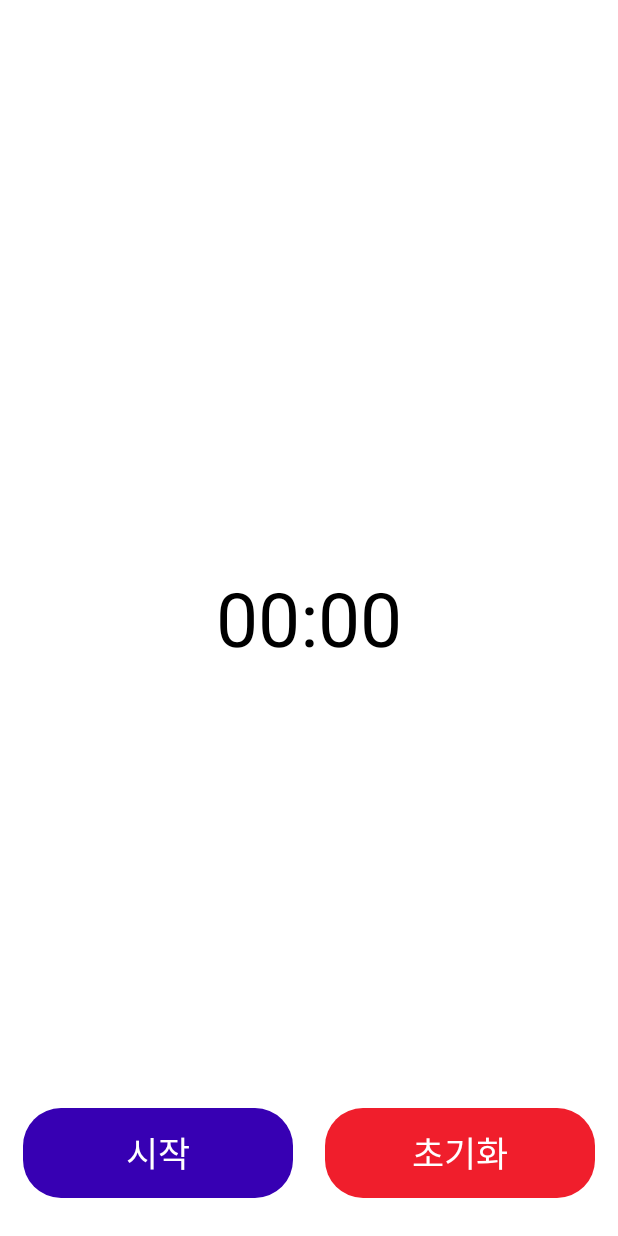
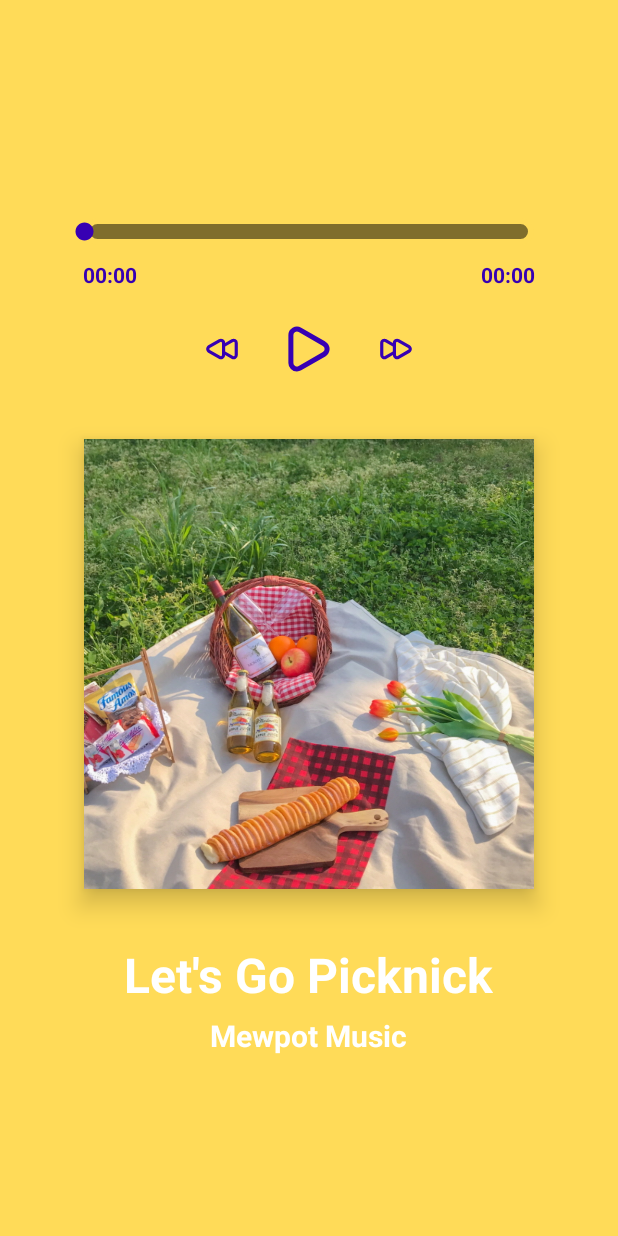
Before and after one commit to SeungWoo-Ahn/Umc_Android, an Android app: the screen it shows after launch (TimerActivity before the commit, MusicPlayerActivity after it), on a phone screen of 412 x 824 dp. Run offline under Robolectric (Android 15) with nearby library versions, the phone set to English and light mode, and no system bars.

Commit message:
week7 chal

```diff
--- /dev/null
+++ b/app/src/main/java/com/example/umc_week4/week7/MusicPlayerActivity.kt
@@ -0,0 +1,122 @@
+package com.example.umc_week4.week7
+
+import android.media.MediaPlayer
+import androidx.appcompat.app.AppCompatActivity
+import android.os.Bundle
+import android.os.Handler
+import android.view.View
+import android.widget.SeekBar
+import android.widget.TextView
+import android.widget.Toast
+import com.example.umc_week4.R
+import com.example.umc_week4.databinding.ActivityMusicPlayerBinding
+
+class MusicPlayerActivity : AppCompatActivity(), View.OnClickListener{
+
+    private lateinit var binding: ActivityMusicPlayerBinding
+    private lateinit var mediaPlayer: MediaPlayer
+    private lateinit var runnable: Runnable
+    private var handler: Handler = Handler()
+    var isPause:Boolean = false
+
+    override fun onCreate(savedInstanceState: Bundle?) {
+        super.onCreate(savedInstanceState)
+        binding = ActivityMusicPlayerBinding.inflate(layoutInflater)
+        setContentView(binding.root)
+        binding.play.setOnClickListener(this)
+        binding.pause.setOnClickListener(this)
+        setSeekBar()
+    }
+
+    private fun setSeekBar() {
+        binding.seekBar.setOnSeekBarChangeListener(object : SeekBar.OnSeekBarChangeListener{
+            override fun onProgressChanged(seekBar: SeekBar?, i: Int, b: Boolean) {
+                if (b) {
+                    mediaPlayer.seekTo(i*1000)
+                }
+            }
+
+            override fun onStartTrackingTouch(p0: SeekBar?) {
+                mediaPlayer.pause()
+            }
+
+            override fun onStopTrackingTouch(p0: SeekBar?) {
+                mediaPlayer.seekTo(binding.seekBar!!.progress)
+
+                if ((binding.seekBar.progress > 0).and(binding.play.visibility == View.GONE)) {
+                    mediaPlayer.start()
+                }
+            }
+
+        })
+    }
+
+    override fun onClick(v: View?) {
+        when(v!!.id){
+            //플레이 버튼 클릭
+            binding.play.id -> {
+                binding.play.visibility = View.GONE
+                binding.pause.visibility = View.VISIBLE
+                if (isPause) {
+                    mediaPlayer.seekTo(mediaPlayer.currentPosition)
+                    mediaPlayer.start()
+                    isPause = false
+                }
+                else {
+                    mediaPlayer = MediaPlayer.create(applicationContext,R.raw.picknick)
+                    mediaPlayer.start()
+                }
+                Toast.makeText(this,"음악을 재생하고 있어요",Toast.LENGTH_SHORT).show()
+                initializeSeekBar()
+                mediaPlayer.setOnCompletionListener {
+                    binding.play.visibility = View.VISIBLE
+                    binding.pause.visibility = View.GONE
+                    Toast.makeText(this,"음악을 다 들었어요",Toast.LENGTH_SHORT).show()
+                }
+            }
+            //정지 버튼 클릭
+            binding.pause.id -> {
+                binding.play.visibility = View.VISIBLE
+                binding.pause.visibility = View.GONE
+                if (mediaPlayer.isPlaying) {
+                    mediaPlayer.pause()
+                    isPause = true
+                    Toast.makeText(this,"음악을 중지했어요",Toast.LENGTH_SHORT).show()
+                }
+            }
+        }
+    }
+
+    private fun initializeSeekBar() {
+        binding.seekBar.max = mediaPlayer.seconds
+
+        runnable = Runnable {
+            binding.seekBar.progress = mediaPlayer.currentSeconds
+
+            makeTimeStr(mediaPlayer.currentSeconds,binding.playTime)
+            makeTimeStr(mediaPlayer.seconds,binding.totalTime)
+
+            handler.postDelayed(runnable,1000)
+        }
+        handler.postDelayed(runnable,1000)
+
+    }
+
+    val MediaPlayer.seconds:Int get() {
+        return this.duration/1000
+    }
+    val MediaPlayer.currentSeconds:Int get() {
+        return this.currentPosition/1000
+    }
+    fun makeTimeStr(time:Int, textView: TextView){
+        val mStr = String.format("%02d",time/60)
+        val mSec = String.format("%02d", time%60)
+        textView.text = "$mStr:$mSec"
+    }
+
+    override fun onDestroy() {
+        super.onDestroy()
+        isPause = false
+        mediaPlayer.release()
+    }
+}
--- /dev/null
+++ b/app/src/main/res/drawable/ic_backward.xml
@@ -0,0 +1,9 @@
+<vector xmlns:android="http://schemas.android.com/apk/res/android"
+    android:width="24dp"
+    android:height="24dp"
+    android:viewportWidth="24"
+    android:viewportHeight="24">
+  <path
+      android:pathData="M20.67,5.85a2.63,2.63 0,0 0,-2.67 0L14,8.15h0a2.67,2.67 0,0 0,-4 -2.31L3.33,9.69a2.67,2.67 0,0 0,0 4.62L10,18.16a2.66,2.66 0,0 0,2.67 0A2.65,2.65 0,0 0,14 15.85h0l4,2.31a2.69,2.69 0,0 0,1.33 0.36,2.61 2.61,0 0,0 1.34,-0.37A2.63,2.63 0,0 0,22 15.85L22,8.15A2.63,2.63 0,0 0,20.67 5.85ZM12,15.85a0.66,0.66 0,0 1,-0.33 0.58,0.69 0.69,0 0,1 -0.67,0L4.33,12.58a0.67,0.67 0,0 1,0 -1.16L11,7.57a0.67,0.67 0,0 1,0.67 0,0.66 0.66,0 0,1 0.33,0.58ZM20,15.85a0.67,0.67 0,0 1,-1 0.57l-5,-2.88L14,10.46l5,-2.88a0.67,0.67 0,0 1,1 0.57Z"
+      android:fillColor="@color/purple_700"/>
+</vector>
--- /dev/null
+++ b/app/src/main/res/drawable/ic_forward.xml
@@ -0,0 +1,9 @@
+<vector xmlns:android="http://schemas.android.com/apk/res/android"
+    android:width="24dp"
+    android:height="24dp"
+    android:viewportWidth="24"
+    android:viewportHeight="24">
+  <path
+      android:pathData="M20.67,9.69 L14,5.84a2.67,2.67 0,0 0,-4 2.31h0L6,5.84A2.67,2.67 0,0 0,2 8.15v7.7a2.63,2.63 0,0 0,1.33 2.3,2.61 2.61,0 0,0 1.34,0.37A2.69,2.69 0,0 0,6 18.16l4,-2.31h0a2.65,2.65 0,0 0,1.33 2.31,2.66 2.66,0 0,0 2.67,0l6.67,-3.85a2.67,2.67 0,0 0,0 -4.62ZM10,13.54 L5,16.42a0.67,0.67 0,0 1,-1 -0.57L4,8.15a0.67,0.67 0,0 1,1 -0.57l5,2.88ZM19.67,12.54L13,16.43a0.69,0.69 0,0 1,-0.67 0,0.66 0.66,0 0,1 -0.33,-0.58L12,8.15a0.66,0.66 0,0 1,0.33 -0.58,0.78 0.78,0 0,1 0.34,-0.09 0.63,0.63 0,0 1,0.33 0.09l6.67,3.85a0.67,0.67 0,0 1,0 1.16Z"
+      android:fillColor="@color/purple_700"/>
+</vector>
--- /dev/null
+++ b/app/src/main/res/drawable/ic_pause.xml
@@ -0,0 +1,9 @@
+<vector xmlns:android="http://schemas.android.com/apk/res/android"
+    android:width="24dp"
+    android:height="24dp"
+    android:viewportWidth="24"
+    android:viewportHeight="24">
+  <path
+      android:pathData="M16,2a3,3 0,0 0,-3 3L13,19a3,3 0,0 0,6 0L19,5A3,3 0,0 0,16 2ZM17,19a1,1 0,0 1,-2 0L15,5a1,1 0,0 1,2 0ZM8,2A3,3 0,0 0,5 5L5,19a3,3 0,0 0,6 0L11,5A3,3 0,0 0,8 2ZM9,19a1,1 0,0 1,-2 0L7,5A1,1 0,0 1,9 5Z"
+      android:fillColor="@color/purple_700"/>
+</vector>
--- /dev/null
+++ b/app/src/main/res/drawable/ic_play.xml
@@ -0,0 +1,9 @@
+<vector xmlns:android="http://schemas.android.com/apk/res/android"
+    android:width="24dp"
+    android:height="24dp"
+    android:viewportWidth="24"
+    android:viewportHeight="24">
+  <path
+      android:pathData="M18.54,9 L8.88,3.46a3.42,3.42 0,0 0,-5.13 3L3.75,17.58A3.42,3.42 0,0 0,7.17 21a3.43,3.43 0,0 0,1.71 -0.46L18.54,15a3.42,3.42 0,0 0,0 -5.92ZM17.54,13.19L7.88,18.81a1.44,1.44 0,0 1,-1.42 0,1.42 1.42,0 0,1 -0.71,-1.23L5.75,6.42a1.42,1.42 0,0 1,0.71 -1.23A1.51,1.51 0,0 1,7.17 5a1.54,1.54 0,0 1,0.71 0.19l9.66,5.58a1.42,1.42 0,0 1,0 2.46Z"
+      android:fillColor="@color/purple_700"/>
+</vector>
--- /dev/null
+++ b/app/src/main/res/drawable/seek_bg.xml
@@ -0,0 +1,10 @@
+<?xml version="1.0" encoding="utf-8"?>
+<selector xmlns:android="http://schemas.android.com/apk/res/android">
+    <item>
+        <shape android:shape="rectangle">
+            <corners android:radius="10dp"/>
+            <solid android:color="@color/purple_700"/>
+            <stroke android:color="@color/mustard" android:width="4dp"/>
+        </shape>
+    </item>
+</selector>
--- /dev/null
+++ b/app/src/main/res/drawable/seek_bg_light.xml
@@ -0,0 +1,10 @@
+<?xml version="1.0" encoding="utf-8"?>
+<selector xmlns:android="http://schemas.android.com/apk/res/android">
+    <item>
+        <shape android:shape="rectangle">
+            <corners android:radius="10dp"/>
+            <solid android:color="@color/black50"/>
+            <stroke android:color="@color/mustard" android:width="4dp"/>
+        </shape>
+    </item>
+</selector>
--- /dev/null
+++ b/app/src/main/res/drawable/seekbar.xml
@@ -0,0 +1,12 @@
+<?xml version="1.0" encoding="utf-8"?>
+<layer-list xmlns:android="http://schemas.android.com/apk/res/android">
+    <item
+        android:id="@android:id/background"
+        android:drawable="@drawable/seek_bg_light"/>
+    <item android:id="@android:id/progress">
+        <scale
+            android:drawable="@drawable/seek_bg"
+            android:scaleHeight="10%"
+            android:scaleWidth="100%"/>
+    </item>
+</layer-list>
--- /dev/null
+++ b/app/src/main/res/layout/activity_music_player.xml
@@ -0,0 +1,111 @@
+<?xml version="1.0" encoding="utf-8"?>
+<RelativeLayout xmlns:android="http://schemas.android.com/apk/res/android"
+    xmlns:tools="http://schemas.android.com/tools"
+    android:layout_width="match_parent"
+    android:layout_height="match_parent"
+    tools:context=".week7.MusicPlayerActivity"
+    android:background="@color/mustard"
+    android:padding="20dp">
+    <RelativeLayout
+        android:layout_width="match_parent"
+        android:layout_height="wrap_content"
+        android:layout_above="@+id/play_control"
+        android:padding="20dp">
+        <androidx.appcompat.widget.AppCompatSeekBar
+            android:id="@+id/seekBar"
+            android:layout_width="match_parent"
+            android:layout_height="wrap_content"
+            android:thumbTint="@color/purple_700"
+            android:progressDrawable="@drawable/seekbar"
+            android:layout_marginBottom="10dp"/>
+        <TextView
+            android:id="@+id/playTime"
+            android:layout_width="wrap_content"
+            android:layout_height="wrap_content"
+            android:text="00:00"
+            android:textColor="@color/purple_700"
+            android:textStyle="bold"
+            android:layout_below="@+id/seekBar"
+            android:paddingLeft="15dp"/>
+        <TextView
+            android:id="@+id/totalTime"
+            android:layout_width="wrap_content"
+            android:layout_height="wrap_content"
+            android:text="00:00"
+            android:textColor="@color/purple_700"
+            android:textStyle="bold"
+            android:layout_below="@+id/seekBar"
+            android:layout_alignParentRight="true"
+            android:paddingRight="15dp"/>
+    </RelativeLayout>
+    <LinearLayout
+        android:id="@+id/play_control"
+        android:layout_width="match_parent"
+        android:layout_height="wrap_content"
+        android:orientation="horizontal"
+        android:layout_above="@+id/mainImg"
+        android:layout_marginBottom="40dp"
+        android:gravity="center">
+        <ImageView
+            android:layout_width="25dp"
+            android:layout_height="25dp"
+            android:src="@drawable/ic_backward"/>
+        <RelativeLayout
+            android:layout_width="wrap_content"
+            android:layout_height="wrap_content">
+            <ImageView
+                android:id="@+id/play"
+                android:layout_width="40dp"
+                android:layout_height="40dp"
+                android:src="@drawable/ic_play"
+                android:layout_marginLeft="25dp"
+                android:layout_marginRight="25dp"/>
+            <ImageView
+                android:id="@+id/pause"
+                android:layout_width="40dp"
+                android:layout_height="40dp"
+                android:src="@drawable/ic_pause"
+                android:layout_marginLeft="25dp"
+                android:layout_marginRight="25dp"
+                android:visibility="invisible"/>
+        </RelativeLayout>
+        <ImageView
+            android:layout_width="25dp"
+            android:layout_height="25dp"
+            android:src="@drawable/ic_forward"/>
+    </LinearLayout>
+    <ImageView
+        android:id="@+id/mainImg"
+        android:layout_width="300dp"
+        android:layout_height="300dp"
+        android:src="@drawable/picknick"
+        android:scaleType="centerCrop"
+        android:elevation="10dp"
+        android:background="@color/black"
+        android:layout_centerHorizontal="true"
+        android:layout_above="@+id/title"/>
+    <TextView
+        android:id="@+id/title"
+        android:layout_width="wrap_content"
+        android:layout_height="wrap_content"
+        android:text="Let's Go Picknick"
+        android:textSize="32sp"
+        android:textColor="@color/white"
+        android:textStyle="bold"
+        android:layout_above="@+id/singer"
+        android:layout_centerHorizontal="true"
+        android:layout_marginTop="35sp"/>
+    <TextView
+        android:id="@+id/singer"
+        android:layout_width="wrap_content"
+        android:layout_height="wrap_content"
+        android:text="Mewpot Music"
+        android:textSize="20sp"
+        android:textColor="@color/white"
+        android:textStyle="bold"
+        android:layout_centerHorizontal="true"
+        android:layout_marginTop="5sp"
+        android:layout_alignParentBottom="true"
+        android:paddingBottom="100dp"/>
+
+</RelativeLayout>
--- a/app/src/main/res/values/colors.xml
+++ b/app/src/main/res/values/colors.xml
@@ -9,4 +9,6 @@
     <color name="white">#FFFFFFFF</color>
     <color name="gray">#E9E9E9</color>
     <color name="red">#f01e2c</color>
+    <color name="black50">#80000000</color>
+    <color name="mustard">#ffdb58</color>
 </resources>
```
Also changed, not shown: app/src/main/AndroidManifest.xml (+8 -5 lines), app/src/main/res/drawable/picknick.jpg (added), 1 other file.
